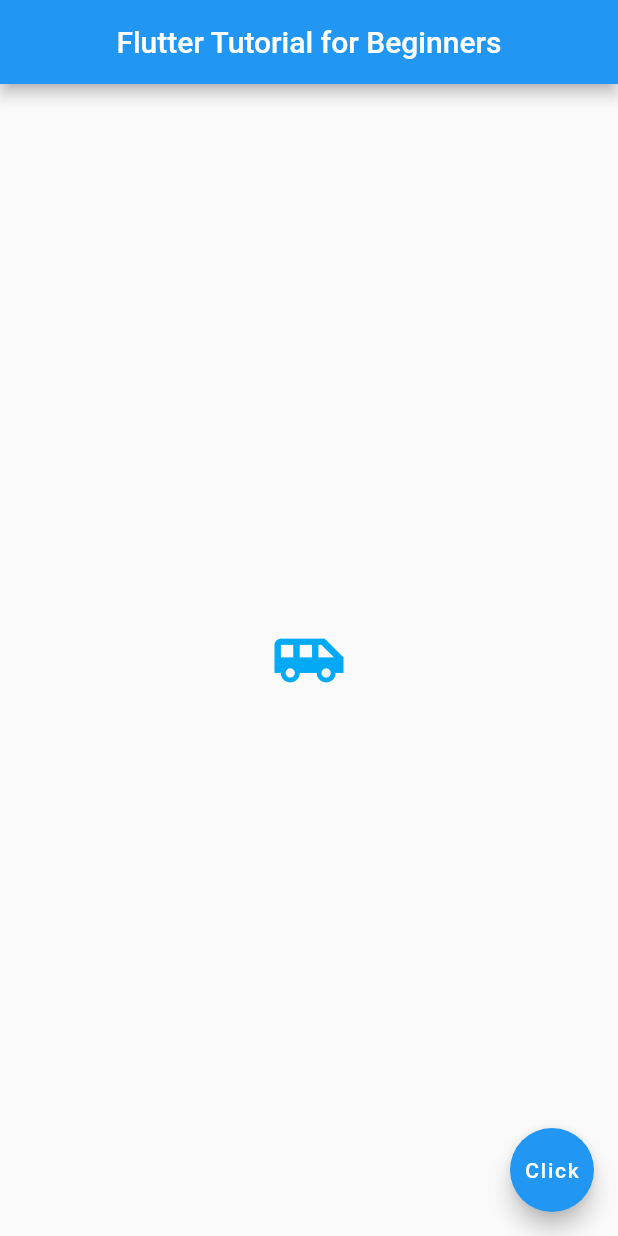
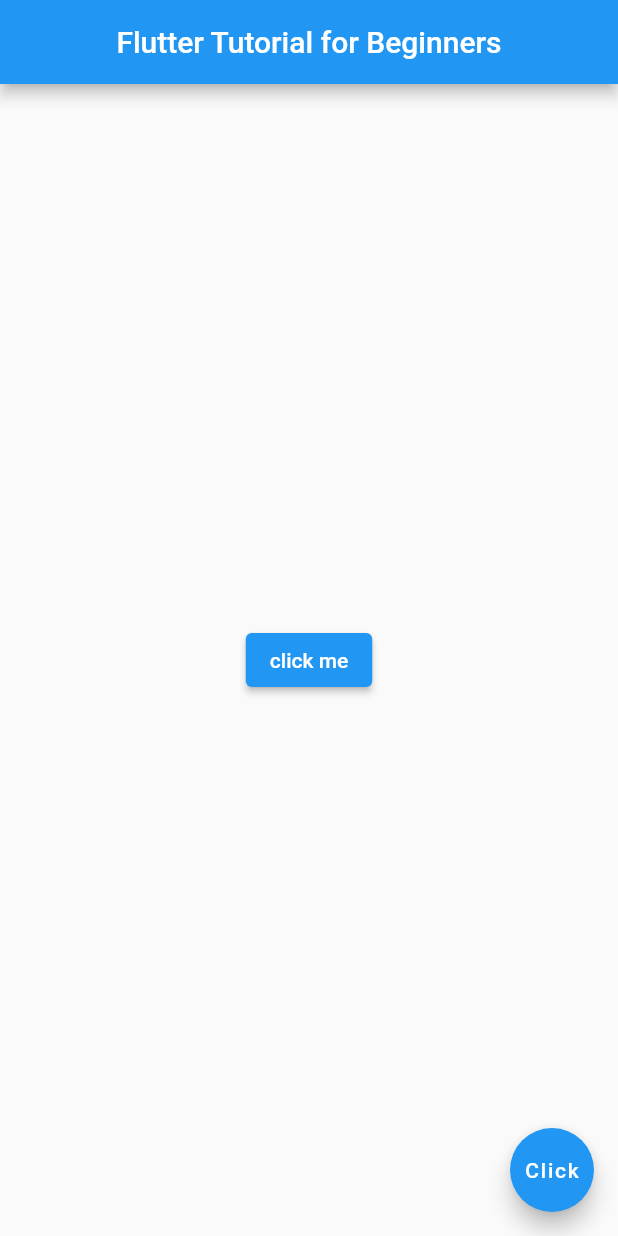
Before and after one commit to ChrisWongAtCUHK/flutter_tutorial_for_beginners, a Flutter app: the screen it shows after launch, on a phone screen of 412 x 824 dp. Run offline on Flutter 3.47's test engine with Material 2 defaults, Android fonts, the phone set to English and light mode, and no system bars.

Commit message:
Flutter Tutorial for Beginners #9 - Buttons & Icons

```diff
--- a/lib/main.dart
+++ b/lib/main.dart
@@ -14,11 +14,10 @@ class Home extends StatelessWidget {
         title: const Text('Flutter Tutorial for Beginners'),
         centerTitle: true,
       ),
-      body: const Center(
-        child: Icon(
-          Icons.airport_shuttle,
-          color: Colors.lightBlue,
-          size: 50.0,
+      body: Center(
+        child: ElevatedButton(
+          onPressed: () {},
+          child: const Text('click me'),
         ),
       ),
       floatingActionButton: FloatingActionButton(
```
